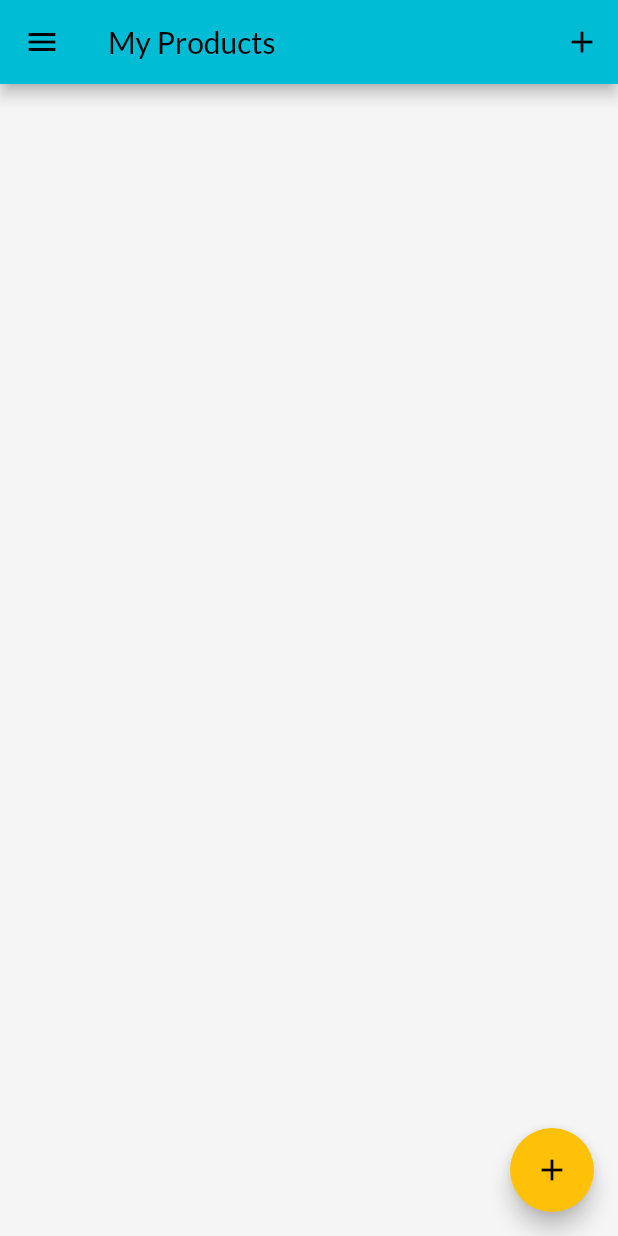
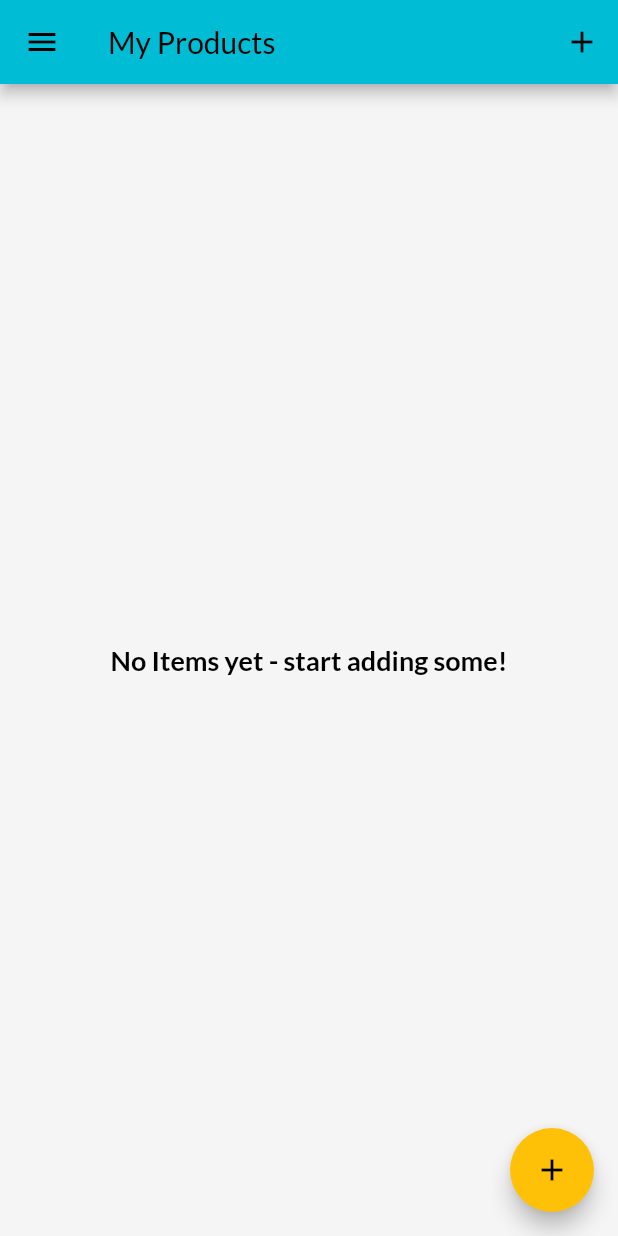
Before and after one commit to My-Personal-Flutter/Shop-App, a Flutter app: the UserProductsScreen screen opened by its route, on a phone screen of 412 x 824 dp. Run offline on Flutter 3.47's test engine with Material 2 defaults, Android fonts, the phone set to English and light mode, and no system bars; our stand-ins replace group_radio_button, image_picker; network calls fail.

```diff
--- /dev/null
+++ b/lib/models/http_exception.dart
@@ -0,0 +1,10 @@
+class HttpException implements Exception {
+  final String message;
+
+  HttpException(this.message);
+
+  @override
+  String toString() {
+    return message;
+  }
+}
--- a/lib/providers/products_provider.dart
+++ b/lib/providers/products_provider.dart
@@ -1,6 +1,7 @@
 import 'dart:io';
 
 import 'package:flutter/material.dart';
+import 'package:shop_app/models/http_exception.dart';
 import 'package:shop_app/providers/product_provider.dart';
 import 'package:http/http.dart' as http;
 import 'dart:convert';
@@ -57,6 +58,7 @@ class ProductsProvider with ChangeNotifier {
       print(json.decode(response.body));
       final extractedData = json.decode(response.body) as Map<String, dynamic>;
       final List<Product> loadedProducts = [];
+      if (extractedData != null) {
         extractedData.forEach((prodId, prodData) {
           if (prodData['userId'] == MyApp.userId) {
             loadedProducts.insert(
@@ -83,6 +85,7 @@ class ProductsProvider with ChangeNotifier {
           }
         });
         _items = loadedProducts;
+      }
       notifyListeners();
     } catch (error) {
       print(error);
@@ -150,8 +153,35 @@ class ProductsProvider with ChangeNotifier {
     }
   }
 
-  void deleteProduct(String productId) {
-    _items.removeWhere((element) => element.id == productId);
+  Future<void> deleteProduct(String productId) async {
+    var url = Uri.parse(
+        "https://shopapp-fe5db-default-rtdb.firebaseio.com/products/$productId.json");
+
+    final existingProductIndex =
+        _items.indexWhere((element) => element.id == productId);
+    Product? existingProduct = _items[existingProductIndex];
+
+    _items.removeAt(existingProductIndex);
     notifyListeners();
+
+    final response = await http.delete(url).catchError((error) {
+      _items.insert(existingProductIndex, existingProduct);
+      notifyListeners();
+      throw HttpException("could not delete");
+    });
+
+    // final res = await http.get(url).then((response) {
+    //   print(json.decode(response.body));
+    //   print(response.statusCode);
+    //   if (json.decode(response.body) != null) {
+    //     check = true;
+    //   }
+    // });
+    // if (check) {
+    //   _items.insert(existingProductIndex, existingProduct);
+    //   notifyListeners();
+    //   throw HttpException("could not delete");
+    // }
+    // return;
   }
 }
--- a/lib/screens/user_products_screen.dart
+++ b/lib/screens/user_products_screen.dart
@@ -43,9 +43,25 @@ class UserProductsScreen extends StatelessWidget {
       ),
       body: RefreshIndicator(
         onRefresh: () => _refreshProducts(context),
-        child: SafeArea(
+        child: productsData.items.isEmpty
+            ? Center(
                 child: Padding(
-            padding: const EdgeInsets.symmetric(vertical: 16, horizontal: 16),
+                  padding: const EdgeInsets.all(16),
+                  child: Text(
+                    "No Items yet - start adding some!",
+                    textAlign: TextAlign.center,
+                    style: TextStyle(
+                      color: Theme.of(context).colorScheme.onSecondary,
+                      fontSize: 18,
+                      fontWeight: FontWeight.w700,
+                    ),
+                  ),
+                ),
+              )
+            : SafeArea(
+                child: Padding(
+                  padding:
+                      const EdgeInsets.symmetric(vertical: 16, horizontal: 16),
                   child: ListView.builder(
                     itemCount: productsData.items.length,
                     itemBuilder: (ctx, index) => Column(
```
Also changed, not shown: lib/widgets/user_product_item.dart (+34 -9 lines). Lines whose indentation alone changed are shown as unchanged.
